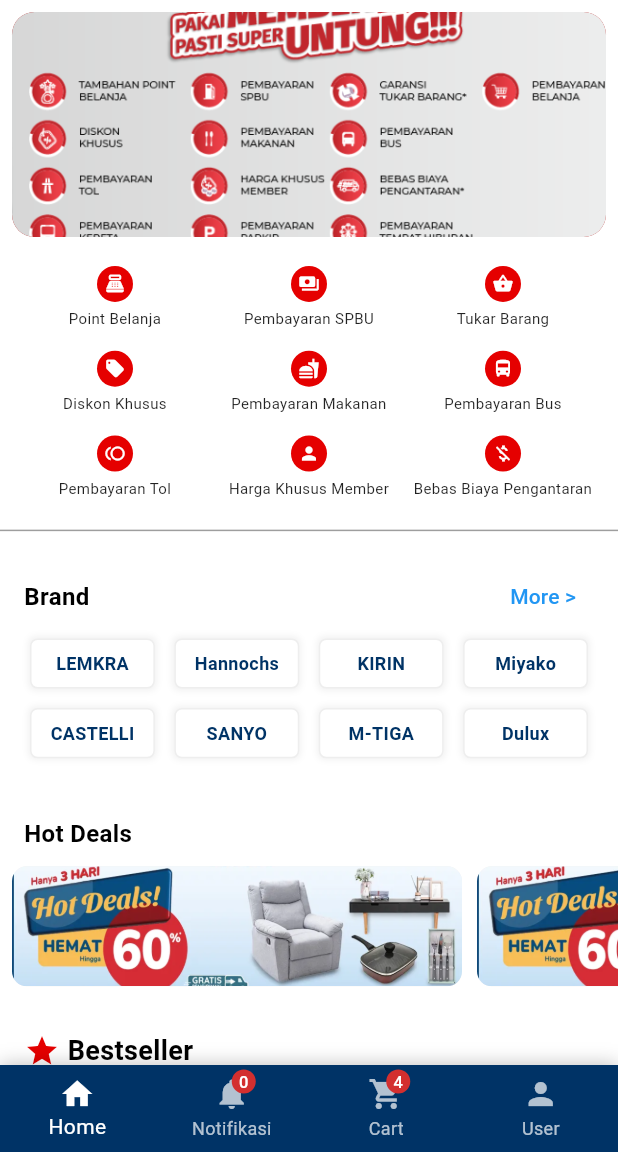
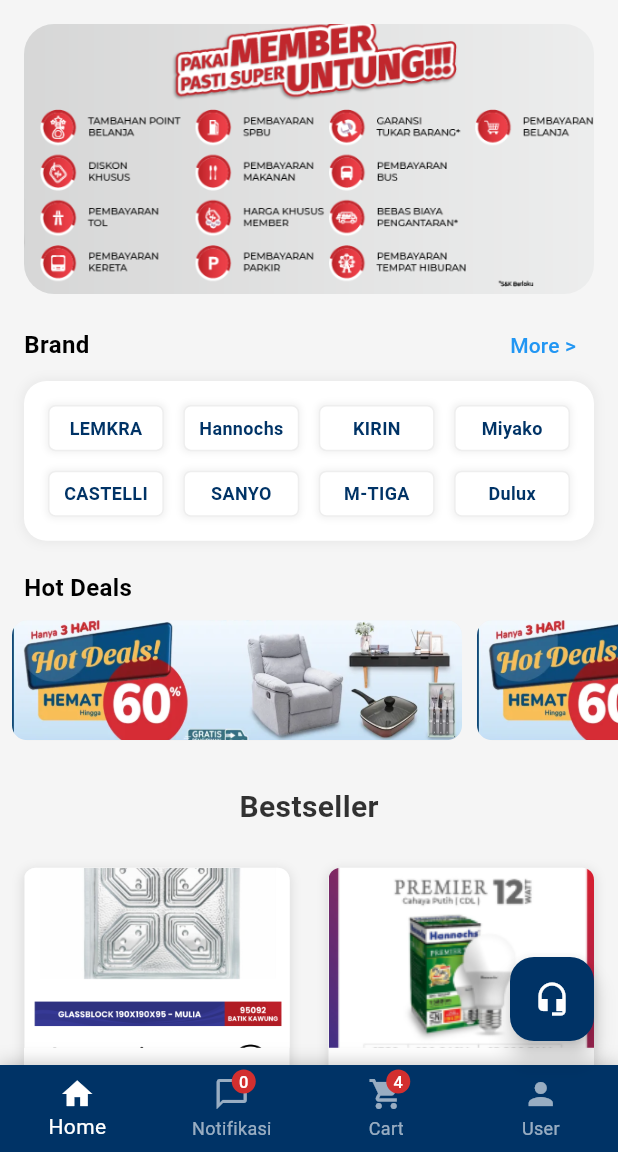
Before and after one commit to va11h411a/Global_bangunan_app, a Flutter app: the screen it shows after launch, on a phone screen of 412 x 824 dp, the part 84-1236 px from its top. Run offline on Flutter 3.47's test engine with Material 3 defaults, Android fonts, the phone set to English and light mode, and no system bars.

Commit message:
memperbaiki bagian home screen

```diff
--- a/lib/screens/home_screen.dart
+++ b/lib/screens/home_screen.dart
@@ -8,6 +8,7 @@
   @override
   Widget build(BuildContext context) {
     return Scaffold(
+      backgroundColor: Colors.grey.shade100, // Background abu-abu muda
       appBar: _buildAppBar(context),
       body: SingleChildScrollView(
         child: Column(
@@ -22,6 +23,11 @@
         ),
       ),
       bottomNavigationBar: _buildBottomNavBar(context),
+      floatingActionButton: FloatingActionButton(
+        onPressed: () {},
+        backgroundColor: Theme.of(context).primaryColor,
+        child: const Icon(Icons.headset_mic, color: Colors.white),
+      ),
     );
   }
 
@@ -70,48 +76,20 @@
     );
   }
 
-  // 2. Header dan Promo Member
+
+  // 2. Banner Promo
   Widget _buildHeaderPromo() {
-    return Column(
-      children: [
-        // Gambar 1: Promo Member Untung
-        Container(
-          height: 150,
-          margin: const EdgeInsets.all(8),
+    return Container(
+      width: double.infinity,
+      height: 180,
+      margin: const EdgeInsets.fromLTRB(16, 16, 16, 0),
       decoration: BoxDecoration(
-            color: Colors.red.shade900, // Warna latar belakang merah gelap
-            borderRadius: BorderRadius.circular(15),
+        borderRadius: BorderRadius.circular(20),
         image: const DecorationImage(
           image: AssetImage('assets/gambar_membership.png'),
           fit: BoxFit.cover,
         ),
       ),
-        ),
-        // Placeholder untuk list Benefit Member
-        Padding(
-          padding: const EdgeInsets.symmetric(horizontal: 16.0, vertical: 8.0),
-          child: GridView.count(
-            physics: const NeverScrollableScrollPhysics(), // Nonaktifkan scroll GridView
-            shrinkWrap: true,
-            crossAxisCount: 3,
-            mainAxisSpacing: 8,
-            crossAxisSpacing: 8,
-            childAspectRatio: 2.5,
-            children: const [
-              _PromoBenefit(icon: Icons.point_of_sale, text: 'Point Belanja'),
-              _PromoBenefit(icon: Icons.payments, text: 'Pembayaran SPBU'),
-              _PromoBenefit(icon: Icons.shopping_basket, text: 'Tukar Barang'),
-              _PromoBenefit(icon: Icons.local_offer, text: 'Diskon Khusus'),
-              _PromoBenefit(icon: Icons.fastfood, text: 'Pembayaran Makanan'),
-              _PromoBenefit(icon: Icons.directions_bus, text: 'Pembayaran Bus'),
-              _PromoBenefit(icon: Icons.toll, text: 'Pembayaran Tol'),
-              _PromoBenefit(icon: Icons.person, text: 'Harga Khusus Member'),
-              _PromoBenefit(icon: Icons.money_off, text: 'Bebas Biaya Pengantaran'),
-            ],
-          ),
-        ),
-        const Divider(height: 20, thickness: 1, color: Colors.grey),
-      ],
     );
   }
 
@@ -123,7 +101,6 @@
     return Padding(
       padding: const EdgeInsets.symmetric(horizontal: 16.0, vertical: 10.0),
       child: Column(
-        crossAxisAlignment: CrossAxisAlignment.start,
         children: [
           Row(
             mainAxisAlignment: MainAxisAlignment.spaceBetween,
@@ -135,7 +112,20 @@
               ),
             ],
           ),
-          GridView.builder(
+          Container(
+            padding: const EdgeInsets.all(12),
+            decoration: BoxDecoration(
+              color: Colors.white,
+              borderRadius: BorderRadius.circular(15),
+              boxShadow: [
+                BoxShadow(
+                  color: Colors.black.withOpacity(0.05),
+                  blurRadius: 5,
+                  spreadRadius: 1,
+                ),
+              ],
+            ),
+            child: GridView.builder(
               physics: const NeverScrollableScrollPhysics(),
               shrinkWrap: true,
               gridDelegate: const SliverGridDelegateWithFixedCrossAxisCount(
@@ -149,7 +139,7 @@
                 return BrandLogo(logoText: brands[index]);
               },
             ),
-          const SizedBox(height: 15),
+          ),
         ],
       ),
     );
@@ -214,13 +204,16 @@
       crossAxisAlignment: CrossAxisAlignment.start,
       children: [
         Padding(
-          padding: const EdgeInsets.only(left: 16.0, top: 10.0),
-          child: Row(
-            children: [
-              Icon(Icons.star, color: Theme.of(context).colorScheme.secondary),
-              const SizedBox(width: 5),
-              const Text('Bestseller', style: TextStyle(fontWeight: FontWeight.bold, fontSize: 18)),
-            ],
+          padding: const EdgeInsets.only(left: 16.0, top: 10.0, bottom: 10.0, right: 16.0),
+          child: Center(
+            child: Text(
+              'Bestseller',
+              style: TextStyle(
+                fontWeight: FontWeight.bold,
+                fontSize: 20,
+                color: Colors.black87.withOpacity(0.8),
+              ),
+            ),
           ),
         ),
         GridView.builder(
@@ -260,10 +253,10 @@
         ],
       ),
       child: BottomNavigationBar(
-        backgroundColor: Colors.transparent,
+        backgroundColor: Theme.of(context).primaryColor, // Warna Biru
         elevation: 0,
         selectedItemColor: Colors.white,
-        unselectedItemColor: Colors.white.withOpacity(0.7),
+        unselectedItemColor: Colors.white.withOpacity(0.6),
         type: BottomNavigationBarType.fixed,
         items: const [
           BottomNavigationBarItem(
@@ -271,7 +264,7 @@
             label: 'Home',
           ),
           BottomNavigationBarItem(
-            icon: Badge(label: Text('0'), child: Icon(Icons.notifications)),
+            icon: Badge(label: Text('0'), child: Icon(Icons.chat_bubble_outline)), // Chat icon
             label: 'Notifikasi',
           ),
           BottomNavigationBarItem(
@@ -305,7 +298,7 @@
       mainAxisAlignment: MainAxisAlignment.center,
       children: [
         CircleAvatar(
-          backgroundColor: Theme.of(context).colorScheme.secondary,
+          backgroundColor: Colors.red, // Pastikan warna merah sesuai design
           radius: 12,
           child: Icon(icon, color: Colors.white, size: 14),
         ),
```
Lines whose indentation alone changed are shown as unchanged.
